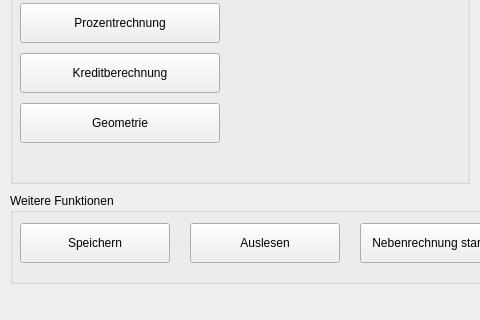
This is modular_calc_jfy/window.ui in aurxl/modular-calc-jfy as Qt 5 draws it before an edit; both pictures show x 0 to 480 and y 486 to 806 of the 1000 by 806 pixel window. The edited form follows.
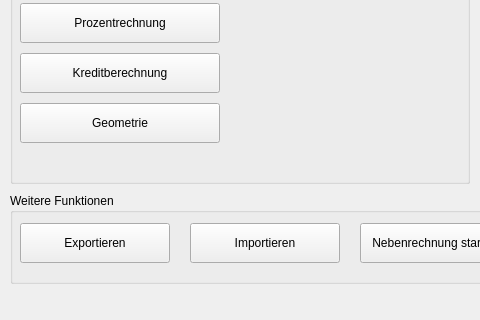
This is the edited form.

```diff
--- a/modular_calc_jfy/window.ui
+++ b/modular_calc_jfy/window.ui
@@ -88,7 +88,7 @@
       </rect>
      </property>
      <property name="text">
-      <string>Speichern</string>
+      <string>Exportieren</string>
      </property>
     </widget>
     <widget class="QPushButton" name="button_load">
@@ -101,7 +101,7 @@
       </rect>
      </property>
      <property name="text">
-      <string>Auslesen</string>
+      <string>Importieren</string>
      </property>
     </widget>
     <widget class="QPushButton" name="button_load_2">
```
Left out of the diff: 8 changed lines with no effect on the pictures.
